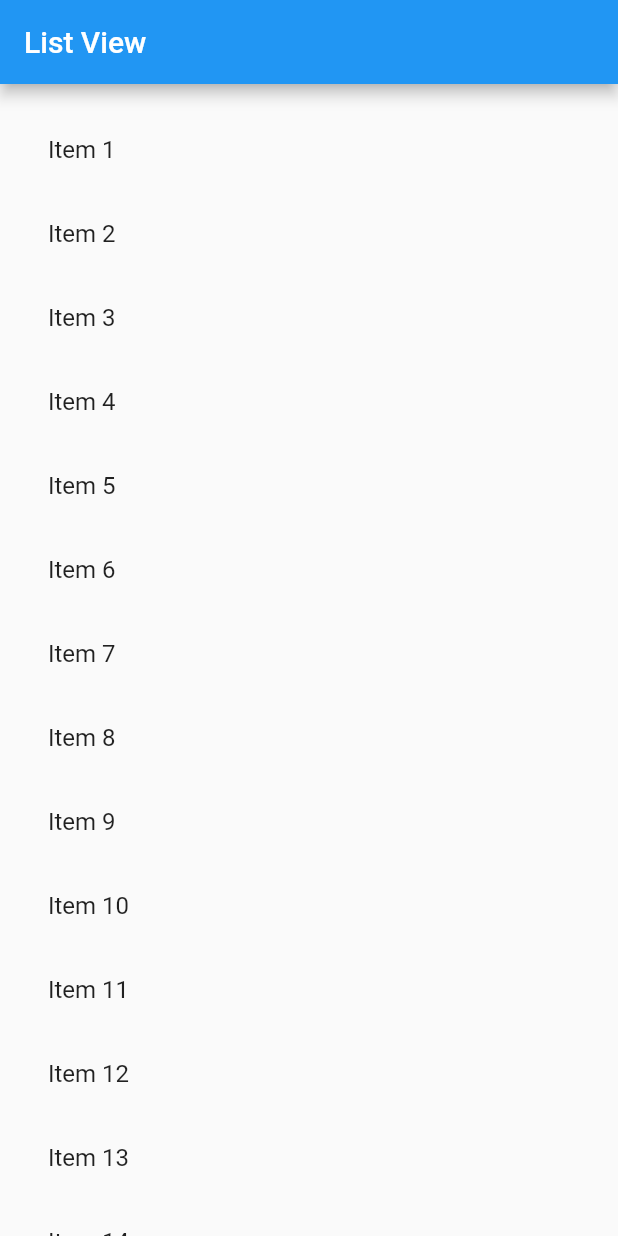
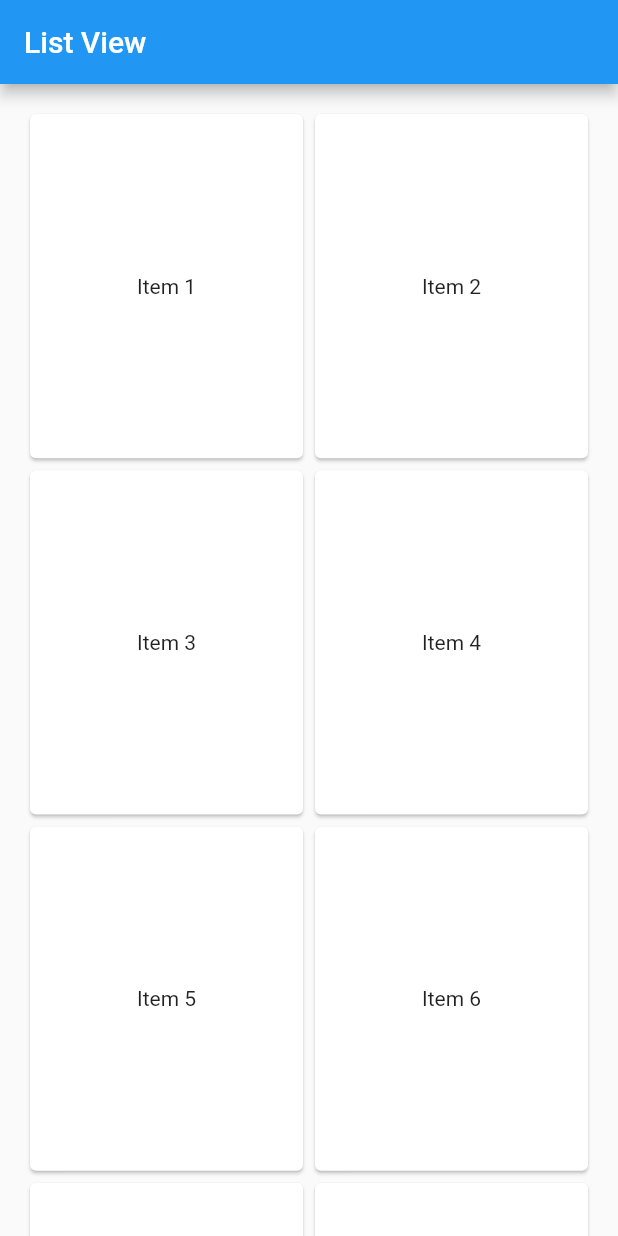
Before and after one commit to shayekh/lead-flutter, a Flutter app: the screen it shows after launch, on a phone screen of 412 x 824 dp. Run offline on Flutter 3.47's test engine with Material 2 defaults, Android fonts, the phone set to English and light mode, and no system bars.

```diff
--- a/lib/screens/list_view_example.dart
+++ b/lib/screens/list_view_example.dart
@@ -9,12 +9,16 @@ class ListViewExample extends StatelessWidget {
   Widget build(BuildContext context) {
     return Scaffold(
         appBar: AppBar(title: Text('List View')),
-        body: ListView.builder(
+        body: GridView.builder(
             // scrollDirection: Axis.horizontal,
+            gridDelegate: SliverGridDelegateWithFixedCrossAxisCount(
+              crossAxisCount: 2,
+              childAspectRatio: 0.8,
+            ),
             itemCount: items.length,
             padding: EdgeInsets.all(16.0),
-            itemBuilder: (context, index) => ListTile(
-                  title: Text(items[index]),
-                )));
+            itemBuilder: (context, index) => Card(
+              child: Center(child: Text(items[index])),
+            )));
   }
 }
```
